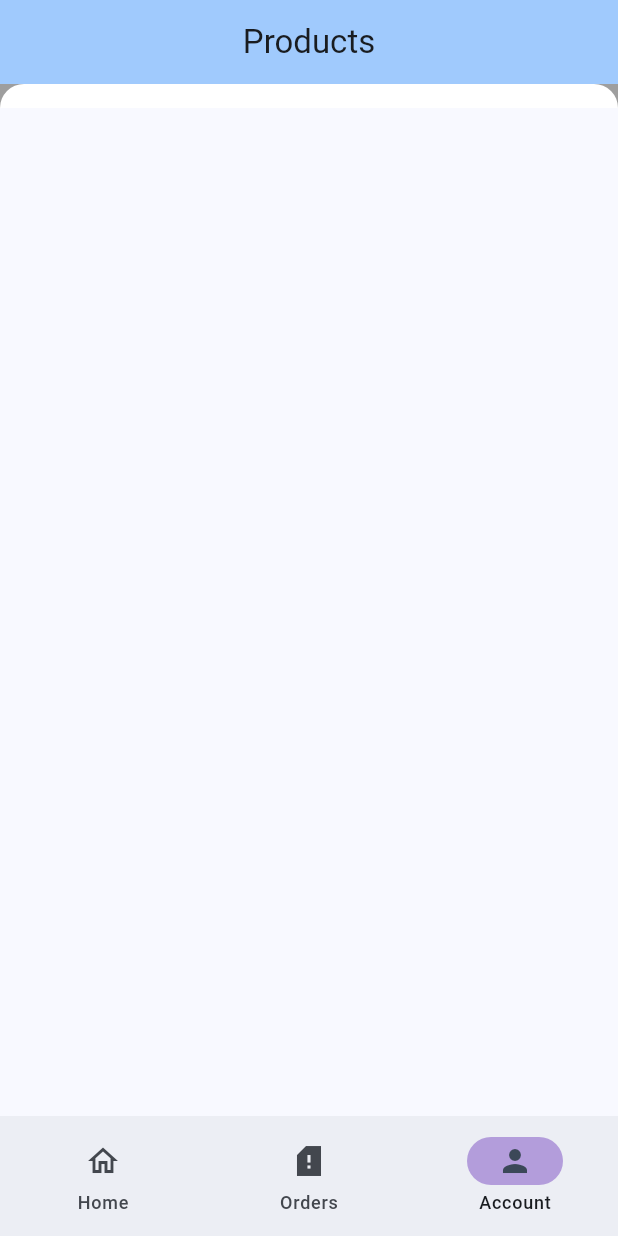
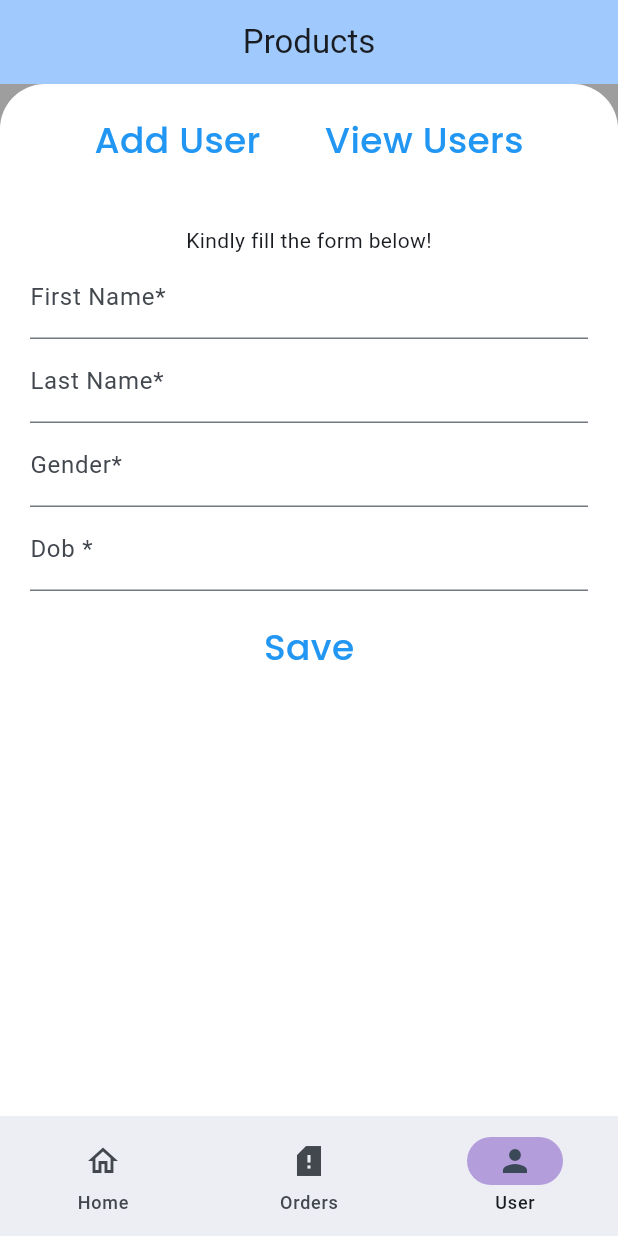
Before and after one commit to moseskamira/RiverPod-Demo, a Flutter app: the screen it shows after launch, item 3 of the bottom bar chosen, on a phone screen of 412 x 824 dp. Run offline on Flutter 3.47's test engine with Material 3 defaults, Android fonts, the phone set to English and light mode, and no system bars; our stand-ins replace cloud_firestore, firebase_core, flutter_riverpod, go_router, google_fonts, injectable and 1 more; accounts and stored records are empty; generated files the repository leaves out were written again; network calls fail.

Commit message:
Creating user provider

```diff
--- a/lib/models/user.dart
+++ b/lib/models/user.dart
@@ -4,16 +4,16 @@ part 'user.g.dart';
 
 @JsonSerializable()
 class User {
-  final String? firstName;
-  final String lastName;
-  final String gender;
-  final String dob;
+  String? firstName;
+  String? lastName;
+  String? gender;
+  String? dob;
 
   User({
-    required this.firstName,
-    required this.lastName,
-    required this.gender,
-    required this.dob,
+    this.firstName,
+    this.lastName,
+    this.gender,
+    this.dob,
   });
 
   factory User.fromJson(Map<String, dynamic> json) => _$UserFromJson(json);
--- /dev/null
+++ b/lib/providers/user/add_user_provider.dart
@@ -0,0 +1,47 @@
+import 'package:cloud_firestore/cloud_firestore.dart';
+import 'package:flutter_riverpod/flutter_riverpod.dart';
+
+import '../../models/user.dart';
+
+class _AddUserNotifier extends StateNotifier<bool> {
+  _AddUserNotifier() : super(false);
+
+  postUser(User user) {
+    state = true;
+    try {
+      final fireStore = FirebaseFirestore.instance;
+      final docRef = fireStore.collection('users').doc();
+      fireStore.runTransaction((transaction) async {
+        transaction.set(docRef, {
+          'firstName': user.firstName,
+          'lastName': user.lastName,
+          'gender': user.gender,
+          'dob': user.dob,
+        });
+      });
+    } catch (_) {}
+
+    state = false;
+  }
+
+  bool get loading => state;
+}
+
+final newAddUserProvider = StateNotifierProvider<_AddUserNotifier, bool>((ref) {
+  final notifier = _AddUserNotifier();
+  return notifier;
+});
+
+final addUserProvider =
+    FutureProvider.autoDispose.family((ref, User user) async {
+  final fireStore = FirebaseFirestore.instance;
+  final docRef = fireStore.collection('users').doc();
+  fireStore.runTransaction((transaction) async {
+    transaction.set(docRef, {
+      'firstName': user.firstName,
+      'lastName': user.lastName,
+      'gender': user.gender,
+      'dob': user.dob,
+    });
+  });
+});
--- a/lib/providers/user/current_user_provider.dart
+++ b/lib/providers/user/current_user_provider.dart
@@ -1,8 +1,6 @@
 import 'package:cloud_firestore/cloud_firestore.dart';
 import 'package:riverpod_annotation/riverpod_annotation.dart';
 import 'package:riverpod_project/models/user.dart';
-
-part '../current_user_provider.g.dart';
 
 @riverpod
 List<User> currentUsers(ref) {
--- a/lib/providers/user/user_stream_provider.dart
+++ b/lib/providers/user/user_stream_provider.dart
@@ -13,6 +13,7 @@ final userStreamProvider = StreamProvider.autoDispose<List<User>>((ref) {
 
   final sub = FirebaseFirestore.instance
       .collection('users')
+      .orderBy('firstName', descending: false)
       .snapshots()
       .listen((snapshot) {
     if (snapshot.docs.isNotEmpty) {
--- a/lib/screens/account_container.dart
+++ /dev/null
@@ -1,101 +0,0 @@
-import 'package:cloud_firestore/cloud_firestore.dart';
-import 'package:flutter/material.dart';
-import 'package:flutter_riverpod/flutter_riverpod.dart';
-import 'package:riverpod_project/models/user.dart';
-
-import '../providers/user/user_stream_provider.dart';
-
-class AccountContainer extends ConsumerStatefulWidget {
-  const AccountContainer({super.key});
-
-  @override
-  ConsumerState<AccountContainer> createState() => _AccountContainerState();
-}
-
-class _AccountContainerState extends ConsumerState<AccountContainer> {
-  List<User> users = [];
-
-  @override
-  void initState() {
-    super.initState();
-  }
-
-  String returnDocValue(DocumentSnapshot document, String property) {
-    return document[property];
-  }
-
-  updatingDocument1(DocumentSnapshot document) {
-    FirebaseFirestore.instance.runTransaction((transaction) async {
-      DocumentSnapshot freshSnapShot =
-          await transaction.get(document.reference);
-      transaction.update(
-          freshSnapShot.reference, {'firstName': document['firstName'] + '4'});
-    });
-  }
-
-  updateDocument2(DocumentSnapshot document) {
-    document.reference.update({'firstName': 'Joyce'});
-  }
-
-  @override
-  Widget build(BuildContext context) {
-    final myValue = ref.watch(userStreamProvider).value;
-    if (myValue != null) {
-      users.clear();
-      users.addAll(myValue);
-    }
-
-    return Container(
-      color: Colors.grey,
-      child: Container(
-        width: MediaQuery.of(context).size.width,
-        decoration: const BoxDecoration(
-          borderRadius: BorderRadius.only(
-            topLeft: Radius.circular(30),
-            topRight: Radius.circular(30),
-          ),
-          color: Colors.white,
-        ),
-        child: Padding(
-          padding: const EdgeInsets.all(8.0),
-          child: ListView.builder(
-            itemCount: users.length,
-            shrinkWrap: true,
-            itemBuilder: (context, index) {
-              return Container(
-                padding: const EdgeInsets.all(10),
-                margin: const EdgeInsets.symmetric(vertical: 10),
-                decoration: BoxDecoration(
-                  color: Colors.transparent,
-                  borderRadius: BorderRadius.circular(20),
-                ),
-                child: Column(
-                  children: [
-                    Row(
-                      children: [
-                        const Text('FirstName: '),
-                        Text('${users[index].firstName}'),
-                      ],
-                    ),
-                    Row(
-                      children: [
-                        const Text('LastName: '),
-                        Text(users[index].lastName),
-                      ],
-                    ),
-                    Row(
-                      children: [
-                        const Text('Date of Birth: '),
-                        Text(users[index].dob),
-                      ],
-                    ),
-                  ],
-                ),
-              );
-            },
-          ),
-        ),
-      ),
-    );
-  }
-}
--- a/lib/screens/home_page.dart
+++ b/lib/screens/home_page.dart
@@ -3,8 +3,9 @@ import 'package:flutter_riverpod/flutter_riverpod.dart';
 import 'package:riverpod_project/providers/navigation_notifier.dart';
 import 'package:riverpod_project/screens/dashboard_container.dart';
 import 'package:riverpod_project/screens/orders_container.dart';
+
 import '../providers/product_provider.dart';
-import 'account_container.dart';
+import 'user_container.dart';
 
 class HomePage extends ConsumerStatefulWidget {
   const HomePage({super.key});
@@ -33,7 +34,7 @@ class _HomePageState extends ConsumerState<HomePage> {
       body: [
         const DashboardContainer(),
         const OrdersContainer(),
-        const AccountContainer()
+        const UserContainer()
       ][index],
       bottomNavigationBar: NavigationBar(
         destinations: const [
@@ -50,7 +51,7 @@ class _HomePageState extends ConsumerState<HomePage> {
           NavigationDestination(
             selectedIcon: Icon(Icons.person),
             icon: Icon(Icons.person_2_outlined),
-            label: 'Account',
+            label: 'User',
           ),
         ],
         selectedIndex: index,
--- /dev/null
+++ b/lib/screens/re_usable_widgets/add_user_section.dart
@@ -0,0 +1,116 @@
+import 'package:flutter/material.dart';
+import 'package:flutter_riverpod/flutter_riverpod.dart';
+import 'package:google_fonts/google_fonts.dart';
+import 'package:riverpod_project/providers/user/add_user_provider.dart';
+
+import '../../models/user.dart';
+
+class AddUserSection extends ConsumerStatefulWidget {
+  const AddUserSection({super.key});
+
+  @override
+  ConsumerState<AddUserSection> createState() => _AddUserSectionState();
+}
+
+class _AddUserSectionState extends ConsumerState<AddUserSection> {
+  final _formkey = GlobalKey<FormState>();
+  final User user = User();
+
+  @override
+  Widget build(BuildContext context) {
+    return Form(
+      key: _formkey,
+      child: Padding(
+        padding: const EdgeInsets.all(20),
+        child: Column(
+          children: [
+            const Text('Kindly fill the form below!'),
+            TextFormField(
+              decoration: const InputDecoration(
+                hintText: 'Enter First Name',
+                labelText: 'First Name*',
+              ),
+              onChanged: (String value) {
+                user.firstName = value.trim();
+              },
+              onSaved: (String? value) {
+                // This optional block of code can be used to run
+                // code when the user saves the form.
+              },
+              validator: (String? value) {
+                return value!.contains('@') ? 'Do not use the @ char.' : null;
+              },
+            ),
+            TextFormField(
+              decoration: const InputDecoration(
+                hintText: 'Enter Last Name',
+                labelText: 'Last Name*',
+              ),
+              onChanged: (String value) {
+                user.lastName = value.trim();
+              },
+              onSaved: (String? value) {
+                // This optional block of code can be used to run
+                // code when the user saves the form.
+              },
+              validator: (String? value) {
+                return value!.contains('@') ? 'Do not use the @ char.' : null;
+              },
+            ),
+            TextFormField(
+              decoration: const InputDecoration(
+                hintText: 'Enter Gender',
+                labelText: 'Gender*',
+              ),
+              onChanged: (String value) {
+                user.gender = value.trim();
+              },
+              onSaved: (String? value) {
+                // This optional block of code can be used to run
+                // code when the user saves the form.
+              },
+              validator: (String? value) {
+                return value!.contains('@') ? 'Do not use the @ char.' : null;
+              },
+            ),
+            TextFormField(
+              decoration: const InputDecoration(
+                hintText: 'Enter Date of Birth',
+                labelText: 'Dob *',
+              ),
+              onChanged: (String value) {
+                user.dob = value.trim();
+              },
+              onSaved: (String? value) {
+                // This optional block of code can be used to run
+                // code when the user saves the form.
+              },
+              validator: (String? value) {
+                return value!.contains('@') ? 'Do not use the @ char.' : null;
+              },
+            ),
+            InkWell(
+              onTap: () {
+                if (_formkey.currentState!.validate()) {
+                  ref.read(newAddUserProvider.notifier).postUser(user);
+                  print('USERFNAMEIS: ${user.firstName}');
+                  print('FORMVALID');
+                }
+              },
+              child: Padding(
+                padding: const EdgeInsets.all(20),
+                child: Text(
+                  'Save',
+                  style: GoogleFonts.poppins(
+                      fontSize: 24,
+                      fontWeight: FontWeight.w500,
+                      color: Colors.blue),
+                ),
+              ),
+            )
+          ],
+        ),
+      ),
+    );
+  }
+}
--- /dev/null
+++ b/lib/screens/re_usable_widgets/users_section.dart
@@ -0,0 +1,71 @@
+import 'package:flutter/material.dart';
+import 'package:flutter_riverpod/flutter_riverpod.dart';
+
+import '../../models/user.dart';
+import '../../providers/user/user_stream_provider.dart';
+
+class UsersSection extends ConsumerStatefulWidget {
+  const UsersSection({super.key});
+
+  @override
+  ConsumerState<UsersSection> createState() => _UsersSectionState();
+}
+
+class _UsersSectionState extends ConsumerState<UsersSection> {
+  List<User> users = [];
+
+  @override
+  Widget build(BuildContext context) {
+    final myValue = ref.watch(userStreamProvider).value;
+    if (myValue != null) {
+      users.clear();
+      users.addAll(myValue);
+    }
+    return Padding(
+      padding: const EdgeInsets.all(8.0),
+      child: ListView.builder(
+        itemCount: users.length,
+        physics: const NeverScrollableScrollPhysics(),
+        shrinkWrap: true,
+        itemBuilder: (context, index) {
+          return Container(
+            padding: const EdgeInsets.all(10),
+            margin: const EdgeInsets.symmetric(vertical: 10),
+            decoration: BoxDecoration(
+              color: Colors.transparent,
+              borderRadius: BorderRadius.circular(20),
+            ),
+            child: Column(
+              children: [
+                Row(
+                  children: [
+                    const Text('FirstName: '),
+                    Text(users[index].firstName ?? ''),
+                  ],
+                ),
+                Row(
+                  children: [
+                    const Text('LastName: '),
+                    Text(users[index].lastName ?? ''),
+                  ],
+                ),
+                Row(
+                  children: [
+                    const Text('Date of Birth: '),
+                    Text(users[index].dob ?? ''),
+                  ],
+                ),
+                Row(
+                  children: [
+                    const Text('Gender: '),
+                    Text(users[index].gender ?? ''),
+                  ],
+                ),
+              ],
+            ),
+          );
+        },
+      ),
+    );
+  }
+}
--- /dev/null
+++ b/lib/screens/user_container.dart
@@ -0,0 +1,101 @@
+import 'package:cloud_firestore/cloud_firestore.dart';
+import 'package:flutter/material.dart';
+import 'package:flutter_riverpod/flutter_riverpod.dart';
+import 'package:google_fonts/google_fonts.dart';
+import 'package:riverpod_project/screens/re_usable_widgets/add_user_section.dart';
+import 'package:riverpod_project/screens/re_usable_widgets/users_section.dart';
+
+class UserContainer extends ConsumerStatefulWidget {
+  const UserContainer({super.key});
+
+  @override
+  ConsumerState<UserContainer> createState() => _UserContainerState();
+}
+
+class _UserContainerState extends ConsumerState<UserContainer> {
+  bool showAddUserWidget = true;
+
+  @override
+  void initState() {
+    super.initState();
+  }
+
+  String returnDocValue(DocumentSnapshot document, String property) {
+    return document[property];
+  }
+
+  updatingDocument(DocumentSnapshot document) {
+    FirebaseFirestore.instance.runTransaction((transaction) async {
+      DocumentSnapshot freshSnapShot =
+          await transaction.get(document.reference);
+      transaction.update(
+          freshSnapShot.reference, {'firstName': document['firstName'] + '4'});
+    });
+  }
+
+  updateDocument2(DocumentSnapshot document) {
+    document.reference.update({'firstName': 'Joyce'});
+  }
+
+  @override
+  Widget build(BuildContext context) {
+    return Container(
+      color: Colors.grey,
+      child: Container(
+        width: MediaQuery.of(context).size.width,
+        decoration: const BoxDecoration(
+          borderRadius: BorderRadius.only(
+            topLeft: Radius.circular(30),
+            topRight: Radius.circular(30),
+          ),
+          color: Colors.white,
+        ),
+        child: Column(
+          children: [
+            Padding(
+              padding: const EdgeInsets.all(20),
+              child: Row(
+                mainAxisAlignment: MainAxisAlignment.spaceEvenly,
+                children: [
+                  InkWell(
+                    onTap: () {
+                      showAddUserWidget = true;
+                      setState(() {});
+                    },
+                    child: Text(
+                      'Add User',
+                      style: GoogleFonts.poppins(
+                          fontSize: 24,
+                          fontWeight: FontWeight.w500,
+                          color: Colors.blue),
+                    ),
+                  ),
+                  InkWell(
+                    onTap: () {
+                      showAddUserWidget = false;
+                      setState(() {});
+                    },
+                    child: Text(
+                      'View Users',
+                      style: GoogleFonts.poppins(
+                          fontSize: 24,
+                          fontWeight: FontWeight.w500,
+                          color: Colors.blue),
+                    ),
+                  )
+                ],
+              ),
+            ),
+            Expanded(
+              child: SingleChildScrollView(
+                child: showAddUserWidget
+                    ? const AddUserSection()
+                    : const UsersSection(),
+              ),
+            ),
+          ],
+        ),
+      ),
+    );
+  }
+}
--- a/pubspec.yaml
+++ b/pubspec.yaml
@@ -40,6 +40,7 @@ dependencies:
   cloud_firestore: ^5.6.0
   get_it: ^8.0.3
   injectable: ^2.5.0
+  google_fonts: ^6.2.1
 
 
 dev_dependencies:
```
Also changed, not shown: lib/models/user.g.dart, lib/providers/current_user_provider.g.dart (deleted), lib/providers/user/user_provider.dart (renamed from lib/providers/user_provider.dart), pubspec.lock, 1 other file.
